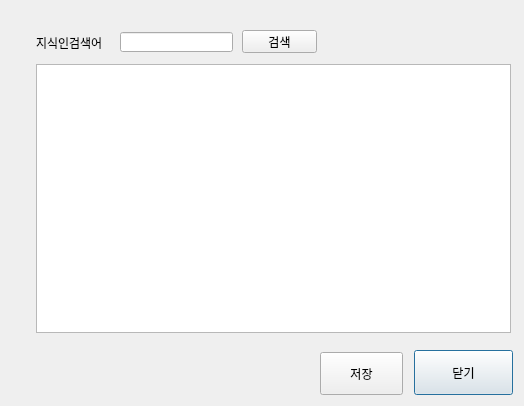
The window that ai_exam/pyqt_crawling/ui/ui_crawling.ui (yyeongha/AI-DX-education) describes before a commit, drawn with Qt 5.
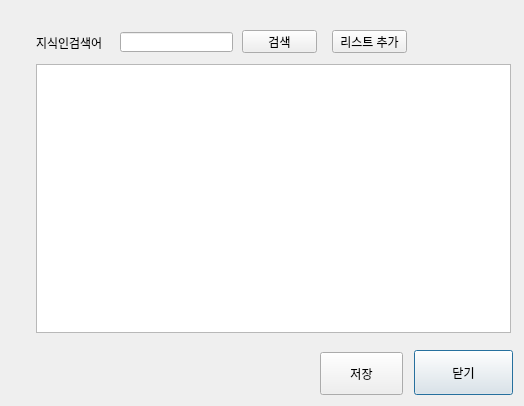
The same window after the commit.

Patch:
```diff
--- a/ai_exam/pyqt_crawling/ui/ui_crawling.ui
+++ b/ai_exam/pyqt_crawling/ui/ui_crawling.ui
@@ -85,6 +85,19 @@
     <string>저장</string>
    </property>
   </widget>
+  <widget class="QPushButton" name="btn_add">
+   <property name="geometry">
+    <rect>
+     <x>332</x>
+     <y>30</y>
+     <width>75</width>
+     <height>23</height>
+    </rect>
+   </property>
+   <property name="text">
+    <string>리스트 추가</string>
+   </property>
+  </widget>
  </widget>
  <resources/>
  <connections/>
```
Left out of the diff: 2 changed lines with no effect on the pictures.
